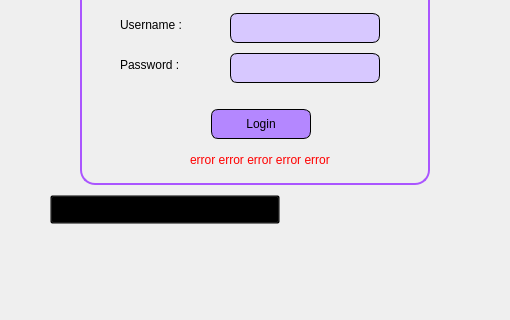
msm-mir/To-Do-List, file src/login.ui: the form before one commit; both pictures show x 290 to 800 and y 255 to 575 of the 1050 by 700 pixel window.
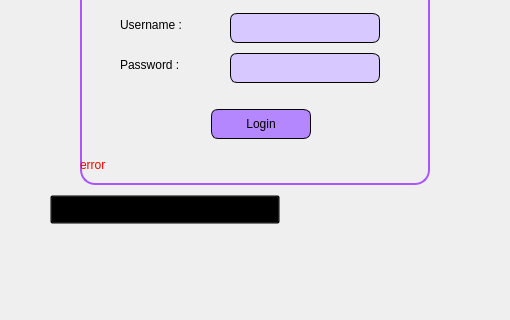
The form after the commit. Icons and pictures are not drawn.

What changed in the file:
```diff
--- a/src/login.ui
+++ b/src/login.ui
@@ -149,10 +149,10 @@
     <widget class="QLabel" name="labelError">
      <property name="geometry">
       <rect>
-       <x>110</x>
-       <y>170</y>
-       <width>180</width>
-       <height>30</height>
+       <x>0</x>
+       <y>180</y>
+       <width>350</width>
+       <height>20</height>
       </rect>
      </property>
      <property name="styleSheet">
@@ -160,7 +160,7 @@
 color: rgb(255, 0, 0);</string>
      </property>
      <property name="text">
-      <string>error error error error error</string>
+      <string>error</string>
      </property>
     </widget>
     <widget class="QPushButton" name="pushButtonShow">
```
Left out of the diff: 12 changed lines with no effect on the pictures.
